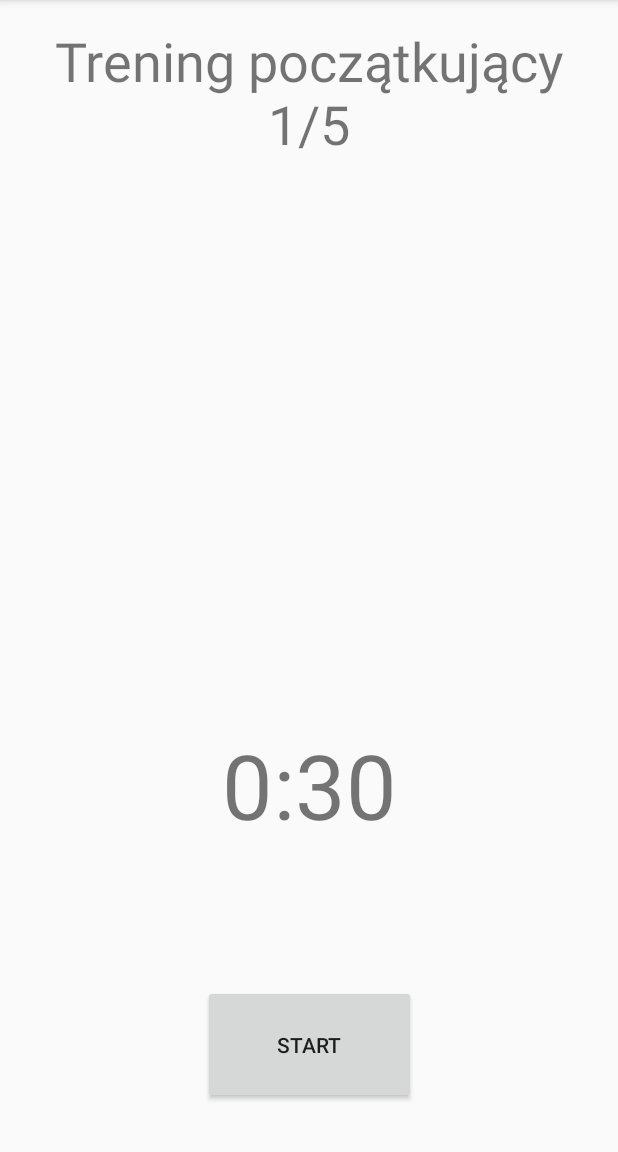
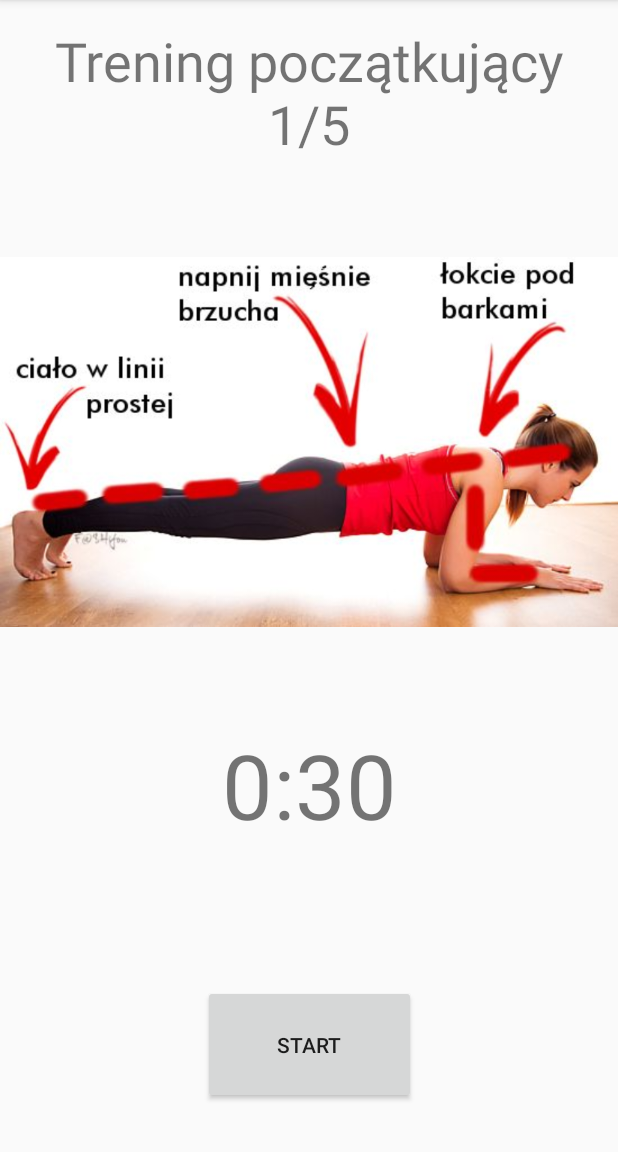
Before and after one commit to vegenative/SportsApp, an Android app: the Stoper screen opened directly, with no data from a screen before it, on a phone screen of 412 x 824 dp, the part 84-1236 px from its top. Run offline under Robolectric (Android 15) with nearby library versions, the phone set to English and light mode, and no system bars.

Commit message:
add new pictures to "początkujący", everything is done on first activity

```diff
--- a/app/src/main/res/layout/activity_stoper.xml
+++ b/app/src/main/res/layout/activity_stoper.xml
@@ -11,7 +11,6 @@
         android:layout_width="142dp"
         android:layout_height="79dp"
         android:layout_marginBottom="32dp"
-        android:onClick="startTimer"
         android:text="Start"
         app:layout_constraintBottom_toBottomOf="parent"
         app:layout_constraintEnd_toEndOf="parent"
@@ -41,4 +40,15 @@
         app:layout_constraintBottom_toTopOf="@+id/StartButton"
         app:layout_constraintEnd_toEndOf="parent"
         app:layout_constraintStart_toStartOf="parent" />
+
+    <ImageView
+        android:id="@+id/DeskaImageView"
+        android:layout_width="0dp"
+        android:layout_height="0dp"
+        app:layout_constraintBottom_toTopOf="@+id/TimerText"
+        app:layout_constraintEnd_toEndOf="parent"
+        app:layout_constraintHorizontal_bias="0.5"
+        app:layout_constraintStart_toStartOf="parent"
+        app:layout_constraintTop_toBottomOf="@+id/TopicTextView"
+        app:srcCompat="@drawable/deska" />
 </androidx.constraintlayout.widget.ConstraintLayout>
```
Also changed, not shown: app/src/main/java/com/example/sportapp/Stoper.java (+46 -2 lines), app/src/main/res/drawable/deska.jpg (added), app/src/main/res/drawable/pucahr.jpg (added), app/src/main/res/drawable/woda.jpg (added).
